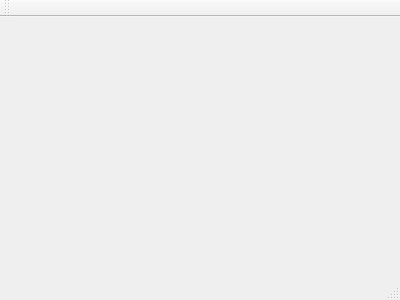
This is Codes/MainWindow/mainwindow.ui in NichtsVonChaos/CrowdedHell as Qt 5 draws it before an edit. The edited form follows.
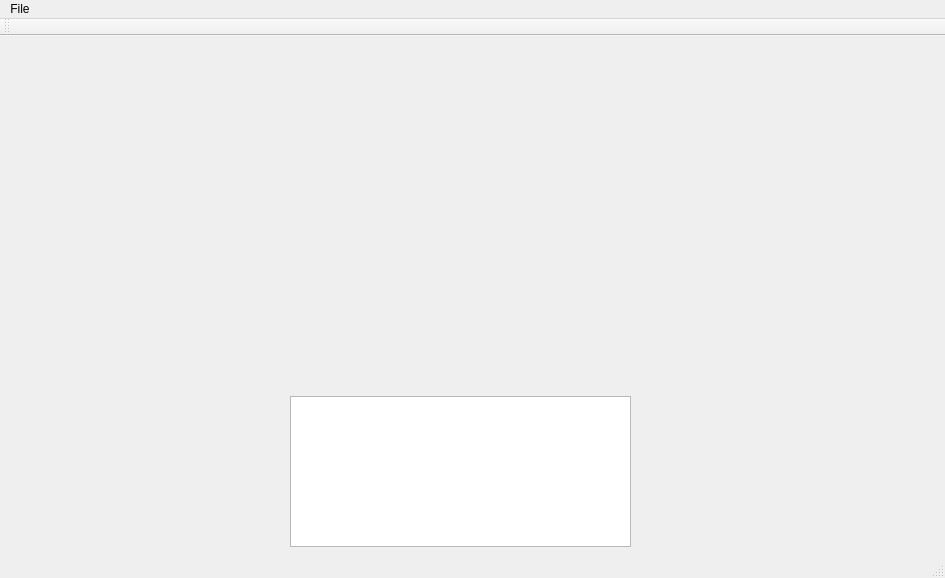
This is the edited form. Custom widgets are drawn as their Qt base class.

What changed in the file:
```diff
--- a/Codes/MainWindow/mainwindow.ui
+++ b/Codes/MainWindow/mainwindow.ui
@@ -1,24 +1,66 @@
 <ui version="4.0">
  <class>MainWindow</class>
- <widget class="QMainWindow" name="MainWindow" >
-  <property name="geometry" >
+ <widget class="QMainWindow" name="MainWindow">
+  <property name="geometry">
    <rect>
     <x>0</x>
     <y>0</y>
-    <width>400</width>
-    <height>300</height>
+    <width>945</width>
+    <height>578</height>
    </rect>
   </property>
   <property name="windowTitle" >
    <string>MainWindow</string>
   </property>
-  <widget class="QMenuBar" name="menuBar" />
-  <widget class="QToolBar" name="mainToolBar" />
-  <widget class="QWidget" name="centralWidget" />
-  <widget class="QStatusBar" name="statusBar" />
+  <widget class="QWidget" name="centralWidget">
+   <widget class="Logger" name="textEdit">
+    <property name="geometry">
+     <rect>
+      <x>290</x>
+      <y>360</y>
+      <width>341</width>
+      <height>151</height>
+     </rect>
+    </property>
+    <property name="readOnly">
+     <bool>true</bool>
+    </property>
+   </widget>
+  </widget>
+  <widget class="QMenuBar" name="menuBar">
+   <property name="geometry">
+    <rect>
+     <x>0</x>
+     <y>0</y>
+     <width>945</width>
+     <height>24</height>
+    </rect>
+   </property>
+   <widget class="QMenu" name="menuFile">
+    <property name="title">
+     <string>File</string>
+    </property>
+   </widget>
+   <addaction name="menuFile"/>
+  </widget>
+  <widget class="QToolBar" name="mainToolBar">
+   <attribute name="toolBarArea">
+    <enum>TopToolBarArea</enum>
+   </attribute>
+   <attribute name="toolBarBreak">
+    <bool>false</bool>
+   </attribute>
+  </widget>
+  <widget class="QStatusBar" name="statusBar"/>
  </widget>
- <layoutDefault spacing="6" margin="11" />
- <pixmapfunction></pixmapfunction>
+ <layoutdefault spacing="6" margin="11"/>
+ <customwidgets>
+  <customwidget>
+   <class>Logger</class>
+   <extends>QTextEdit</extends>
+   <header>Codes/GlobalComponent/logger.h</header>
+  </customwidget>
+ </customwidgets>
  <resources/>
  <connections/>
 </ui>
```
Left out of the diff: 3 changed lines with no effect on the pictures.
